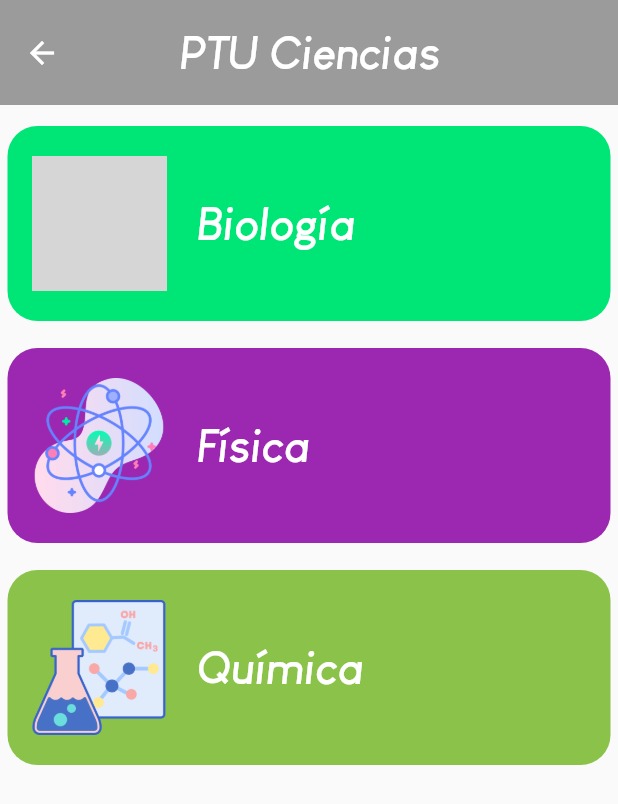
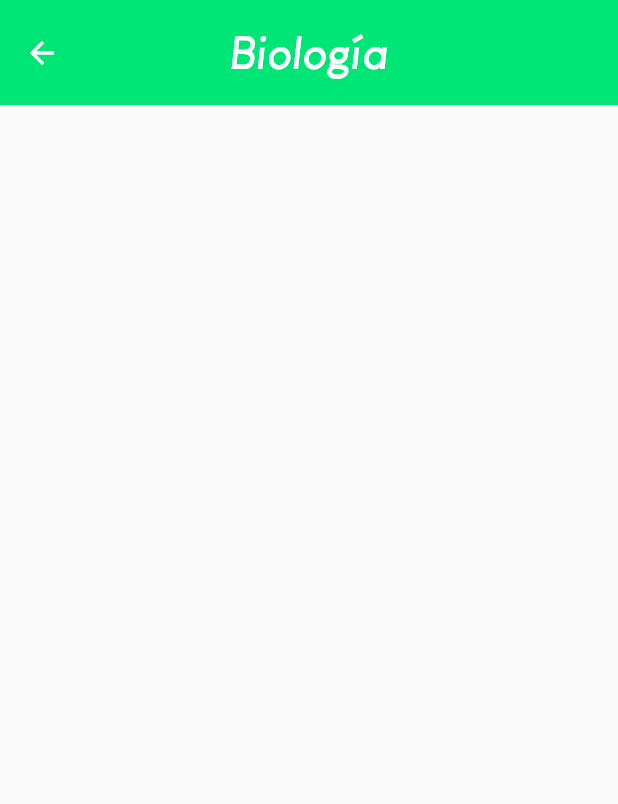
Before and after one commit to JordiDeSanta/PTUContenidos, a Flutter app: the screen it shows after launch, after a tap on "Biología", on a phone screen of 412 x 824 dp. Shown: the top 804 px of the screen. Run offline on Flutter 3.47's test engine with Material 2 defaults, Android fonts, the phone set to English and light mode, and no system bars; our stand-ins replace flutter_cache_manager; missing offline and left inert: pdf_render; grey boxes are pictures that could not be loaded.

Commit message:
Screens system implemented

```diff
--- a/lib/main.dart
+++ b/lib/main.dart
@@ -3,6 +3,7 @@ import 'package:flutter/material.dart';
 import 'package:flutter/services.dart';
 import 'package:flutter_cache_manager/flutter_cache_manager.dart';
 import 'package:pdf_render/pdf_render_widgets.dart';
+import 'package:ptucontenidos/pages/course_page.dart';
 import 'package:ptucontenidos/pages/home_page.dart';
 import 'package:ptucontenidos/pages/pdf_page.dart';
 
@@ -30,7 +31,7 @@ class _MyAppState extends State<MyApp> {
       debugShowCheckedModeBanner: false,
       routes: {
         'home': (BuildContext context) => HomePage(),
-        'course': (BuildContext context) => HomePage(),
+        'course': (BuildContext context) => CoursePage(),
         'pdf': (BuildContext context) => PDFPage(),
       },
       theme: ThemeData(
--- /dev/null
+++ b/lib/pages/course_page.dart
@@ -0,0 +1,25 @@
+import 'package:flutter/material.dart';
+import 'package:ptucontenidos/providers/arguments.dart';
+import 'package:ptucontenidos/utils/texts.dart';
+
+class CoursePage extends StatelessWidget {
+  CoursePage();
+
+  final styles = TextStyles();
+
+  @override
+  Widget build(BuildContext context) {
+    double size = MediaQuery.of(context).size.aspectRatio;
+    final CourseArguments args = ModalRoute.of(context).settings.arguments;
+
+    return Scaffold(
+      appBar: AppBar(
+        elevation: 0.0,
+        title: Text(args.title, style: styles.getTitle(context)),
+        centerTitle: true,
+        toolbarHeight: size * 140,
+        backgroundColor: args.courseColor,
+      ),
+    );
+  }
+}
--- a/lib/pages/home_page.dart
+++ b/lib/pages/home_page.dart
@@ -19,7 +19,6 @@ class HomePage extends StatelessWidget {
         centerTitle: true,
         toolbarHeight: size * 140,
         backgroundColor: Colors.black38,
-        shape: RoundedRectangleBorder(),
       ),
       body: ListView(
         children: [
```
